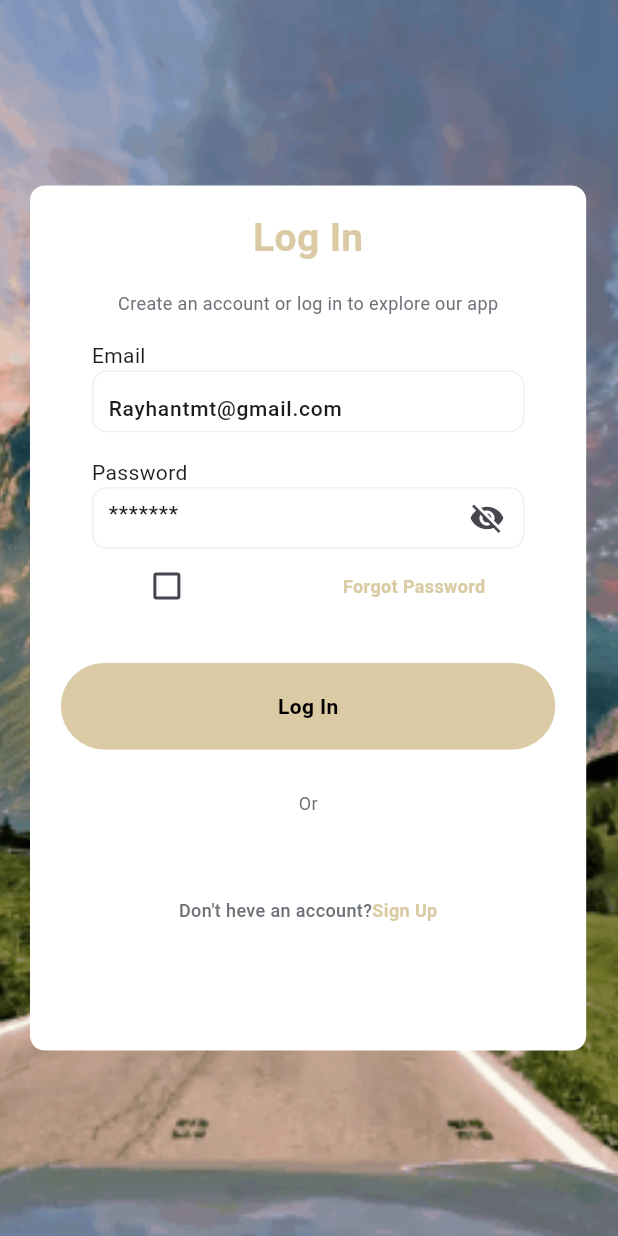
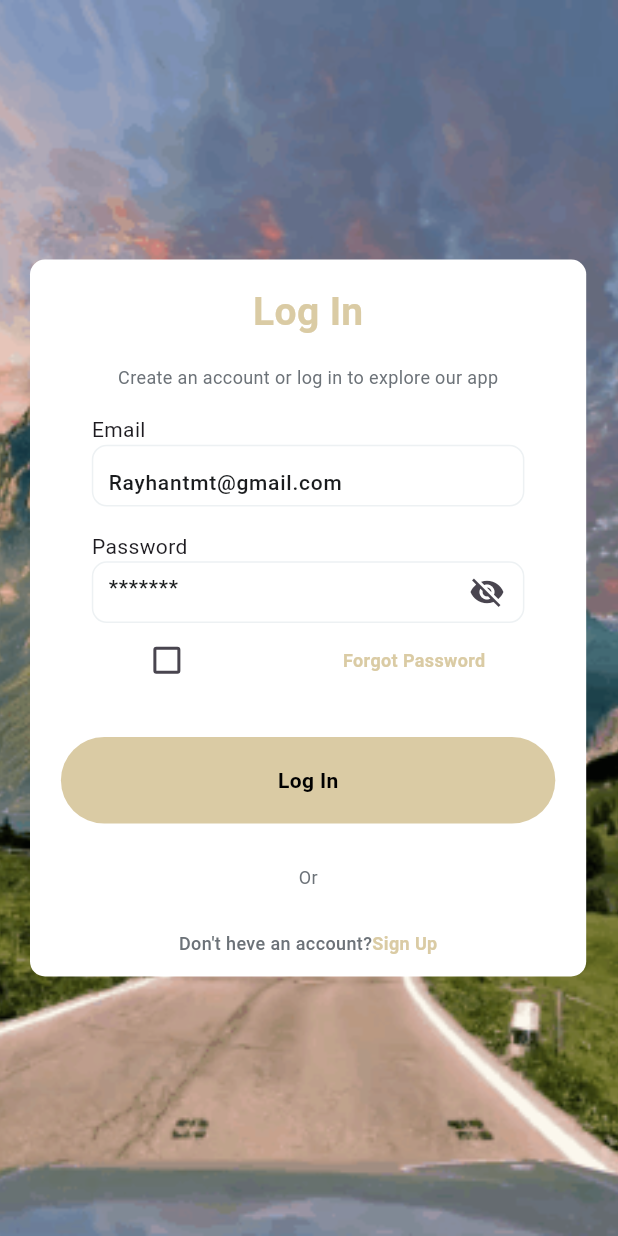
Before and after one commit to rayhantmt/Adeleade, a Flutter app: the LogInView screen opened by its route, on a phone screen of 412 x 824 dp. Run offline on Flutter 3.47's test engine with Material 3 defaults, Android fonts, the phone set to English and light mode, and no system bars; our stand-ins replace get, google_fonts.

Commit message:
fine tuned the log in screen

```diff
--- a/lib/modules/log_in/log_in_view.dart
+++ b/lib/modules/log_in/log_in_view.dart
@@ -31,7 +31,7 @@ class LogInView extends GetView<LogInController> {
                     borderRadius: BorderRadius.circular(10),
                     color: Colors.white,
                   ),
-                  height: Get.height * 0.7,
+                  height: Get.height * 0.58,
                   width: Get.width * 0.9,
                   child: Column(
                     mainAxisAlignment: MainAxisAlignment.start,
@@ -177,7 +177,7 @@ class LogInView extends GetView<LogInController> {
                       //     ],
                       //   ),
                       // ),
-                      SizedBox(height: Get.height * 0.033),
+                      //SizedBox(height: Get.height * 0.033),
                       Row(
                         mainAxisAlignment: MainAxisAlignment.center,
                         children: [
```
